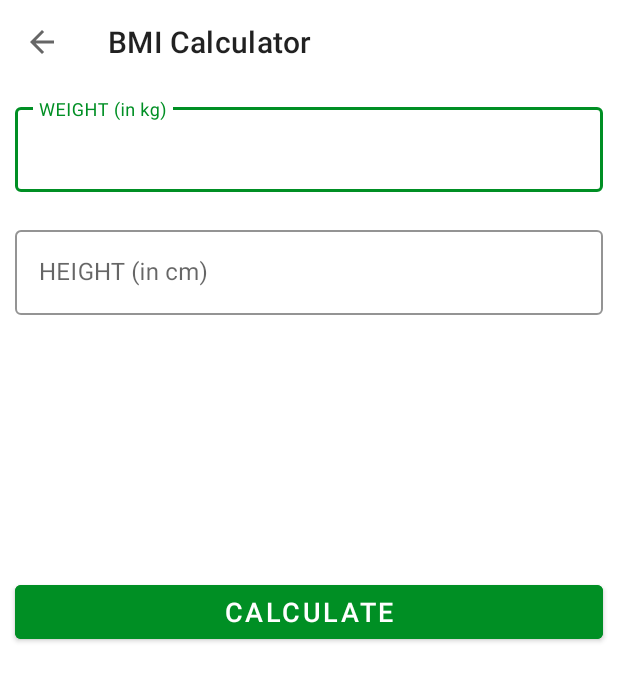
After one commit to oneRicoder/7minutesWorkoutApp, an Android app: the BmiActivity screen opened directly, with no data from a screen before it, on a phone screen of 412 x 824 dp. The commit adds this screen. Shown: the top 681 px of the screen. Run offline under Robolectric (Android 15) with nearby library versions, the phone set to English and light mode, and no system bars.

Commit message:
BMI activity ui and calculation work

```diff
--- a/app/src/main/AndroidManifest.xml
+++ b/app/src/main/AndroidManifest.xml
@@ -16,6 +16,9 @@
         android:supportsRtl="true"
         android:theme="@style/Theme.7MinutesWorkout">
         <activity
+            android:name=".BmiActivity"
+            android:exported="false" />
+        <activity
             android:name=".FinishActivity"
             android:exported="false" />
         <activity
--- /dev/null
+++ b/app/src/main/java/com/example/a7minutesworkout/BmiActivity.kt
@@ -0,0 +1,69 @@
+package com.example.a7minutesworkout
+
+import androidx.appcompat.app.AppCompatActivity
+import android.os.Bundle
+import android.view.View
+import android.widget.Toast
+import com.example.a7minutesworkout.databinding.ActivityBmiBinding
+import java.math.BigDecimal
+import java.math.RoundingMode
+
+class BmiActivity : AppCompatActivity() {
+
+    private var binding: ActivityBmiBinding? = null
+
+    override fun onCreate(savedInstanceState: Bundle?) {
+        super.onCreate(savedInstanceState)
+        binding = ActivityBmiBinding.inflate(layoutInflater)
+        setContentView(binding?.root)
+
+        setSupportActionBar(binding?.toolbarBmiActivity)
+
+        if (supportActionBar!=null){
+            supportActionBar?.setDisplayHomeAsUpEnabled(true)
+        }
+        binding?.toolbarBmiActivity?.setNavigationOnClickListener {
+            onBackPressed()
+        }
+        binding?.btnCalculateUnits?.setOnClickListener {
+            if (validateMetricUnits()){
+                val heightValue: Float = binding?.etMetricUnitHeight?.text.toString().toFloat() / 100
+                val weightValue: Float = binding?.etMetricUnitWeight?.text.toString().toFloat()
+                val bmi = weightValue / (heightValue*heightValue)
+                displayBMIResult(bmi)
+            }else{
+                Toast.makeText(this@BmiActivity,"Please Fill the Boxes",Toast.LENGTH_SHORT).show()
+            }
+        }
+    }
+
+    private fun displayBMIResult(bmi:Float){
+        binding?.llDisplayBMIResult?.visibility = View.VISIBLE
+        binding?.tvBMIValue?.text = bmi.toString()
+        if (bmi<18.5){
+            val bmiValue = BigDecimal(bmi.toDouble()).setScale(2,RoundingMode.HALF_EVEN).toString()
+            binding?.tvBMIValue?.text = bmiValue
+            binding?.tvBMIType?.text = "You Are Under Weighted"
+            binding?.tvBMIDescription?.text = "You are Patlu, Eat More"
+        }else if (bmi >= 18.5 && bmi < 25){
+            val bmiValue = BigDecimal(bmi.toDouble()).setScale(2,RoundingMode.HALF_EVEN).toString()
+            binding?.tvBMIValue?.text = bmiValue
+            binding?.tvBMIType?.text = "You Have Normal Weight"
+            binding?.tvBMIDescription?.text = "You are Fit and Fine"
+        }else if (bmi>=25){
+            val bmiValue = BigDecimal(bmi.toDouble()).setScale(2,RoundingMode.HALF_EVEN).toString()
+            binding?.tvBMIValue?.text = bmiValue
+            binding?.tvBMIType?.text = "You Are Over Weighted"
+            binding?.tvBMIDescription?.text = "You are Motu, Eat Less"
+        }
+    }
+    private fun validateMetricUnits():Boolean{
+        var isValid = true
+        if (binding?.etMetricUnitWeight?.text.toString().isEmpty()){
+            isValid = false
+        }else if (binding?.etMetricUnitHeight?.text.toString().isEmpty()){
+            isValid = false
+        }
+        return isValid
+    }
+}
--- a/app/src/main/java/com/example/a7minutesworkout/MainActivity.kt
+++ b/app/src/main/java/com/example/a7minutesworkout/MainActivity.kt
@@ -19,6 +19,10 @@ class MainActivity : AppCompatActivity() {
             val intent = Intent(this,ExerciseActivity::class.java)
             startActivity(intent)
         }
+        binding?.flBMI?.setOnClickListener {
+            val bmiIntent = Intent(this,BmiActivity::class.java)
+            startActivity(bmiIntent)
+        }
     }
     override fun onDestroy() {
         super.onDestroy()
--- /dev/null
+++ b/app/src/main/res/layout/activity_bmi.xml
@@ -0,0 +1,126 @@
+<?xml version="1.0" encoding="utf-8"?>
+<RelativeLayout xmlns:android="http://schemas.android.com/apk/res/android"
+    xmlns:app="http://schemas.android.com/apk/res-auto"
+    xmlns:tools="http://schemas.android.com/tools"
+    android:layout_width="match_parent"
+    android:layout_height="match_parent"
+    android:layout_margin="10dp"
+    android:orientation="vertical"
+    tools:context=".BmiActivity">
+
+    <androidx.appcompat.widget.Toolbar
+        android:id="@+id/toolbarBmiActivity"
+        android:layout_width="match_parent"
+        android:layout_height="?android:attr/actionBarSize"
+        android:background="@color/white"
+        app:title="BMI Calculator"
+        tools:background="@color/colorAccent" />
+
+    <com.google.android.material.textfield.TextInputLayout
+        android:id="@+id/tilMetricUnitWeight"
+        android:layout_width="match_parent"
+        android:layout_height="wrap_content"
+        android:layout_below="@+id/toolbarBmiActivity"
+        android:layout_margin="10dp"
+        app:boxStrokeColor="@color/colorAccent"
+        app:hintTextColor="@color/colorAccent"
+        style="@style/Widget.MaterialComponents.TextInputLayout.OutlinedBox">
+        <androidx.appcompat.widget.AppCompatEditText
+            android:id="@+id/etMetricUnitWeight"
+            android:layout_width="match_parent"
+            android:layout_height="wrap_content"
+            android:hint="WEIGHT (in kg)"
+            android:inputType="numberDecimal"
+            android:textSize="16sp"/>
+
+
+    </com.google.android.material.textfield.TextInputLayout>
+
+    <com.google.android.material.textfield.TextInputLayout
+        android:id="@+id/tilMetricUnitHeight"
+        android:layout_width="match_parent"
+        android:layout_height="wrap_content"
+        android:layout_below="@+id/tilMetricUnitWeight"
+        android:layout_margin="10dp"
+        app:boxStrokeColor="@color/colorAccent"
+        app:hintTextColor="@color/colorAccent"
+        style="@style/Widget.MaterialComponents.TextInputLayout.OutlinedBox">
+        <androidx.appcompat.widget.AppCompatEditText
+            android:id="@+id/etMetricUnitHeight"
+            android:layout_width="match_parent"
+            android:layout_height="wrap_content"
+            android:hint="HEIGHT (in cm)"
+            android:inputType="numberDecimal"
+            android:textSize="16sp"/>
+
+
+    </com.google.android.material.textfield.TextInputLayout>
+
+    <LinearLayout
+        android:id="@+id/llDisplayBMIResult"
+        android:layout_width="match_parent"
+        android:layout_height="wrap_content"
+        android:layout_below="@+id/tilMetricUnitHeight"
+        android:layout_marginTop="25dp"
+        android:orientation="vertical"
+        android:padding="10dp"
+        android:visibility="invisible"
+        tools:visibility="visible">
+
+        <TextView
+            android:id="@+id/tvYourBMI"
+            android:layout_width="match_parent"
+            android:layout_height="wrap_content"
+            android:gravity="center"
+            android:text="your bmi"
+            android:textAllCaps="true"
+            android:textSize="16sp" />
+
+        <TextView
+            android:id="@+id/tvBMIValue"
+            android:layout_width="match_parent"
+            android:layout_height="wrap_content"
+            android:layout_marginTop="7dp"
+            android:gravity="center"
+            android:textSize="18sp"
+            android:textStyle="bold"
+            tools:text="20" />
+
+        <TextView
+            android:id="@+id/tvBMIType"
+            android:layout_width="match_parent"
+            android:layout_height="wrap_content"
+            android:layout_marginTop="5dp"
+            android:gravity="center"
+            android:text=""
+            android:textAllCaps="true"
+            android:textSize="16sp"
+            tools:text="OverWeight" />
+
+        <TextView
+            android:id="@+id/tvBMIDescription"
+            android:layout_width="match_parent"
+            android:layout_height="wrap_content"
+            android:layout_marginTop="5dp"
+            android:gravity="center"
+            android:text=""
+            android:textSize="16sp"
+            tools:text="Your are too overweight" />
+
+
+    </LinearLayout>
+    <Button
+        android:id="@+id/btnCalculateUnits"
+        android:layout_width="match_parent"
+        android:layout_height="wrap_content"
+        android:layout_below="@+id/llDisplayBMIResult"
+        android:layout_margin="10dp"
+        android:backgroundTint="@color/colorAccent"
+        android:text="calculate"
+        android:textColor="#FFFFFF"
+        android:textSize="18sp"/>
+
+
+
+
+</RelativeLayout>
```
Also changed, not shown: app/src/main/res/layout/activity_main.xml (+36 -1 lines).
